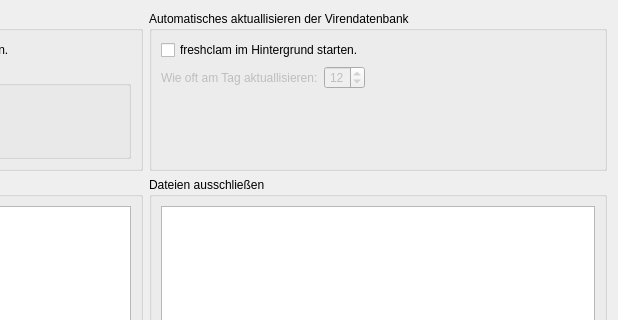
This is ui/tabscanscheduling.ui in elgolondrino/clamui as Qt 5 draws it before an edit; both pictures show x 333 to 951 and y 0 to 320 of the 951 by 558 pixel window. The edited form follows.
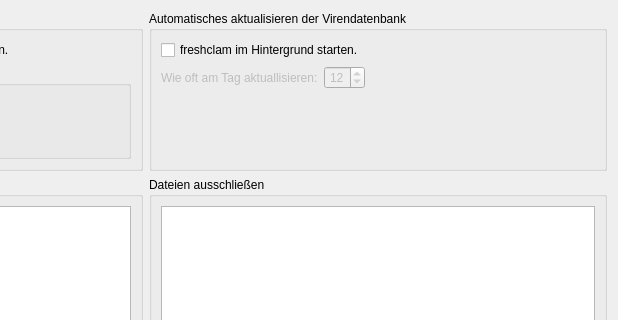
This is the edited form. Icons and pictures are not drawn.

```diff
--- a/ui/tabscanscheduling.ui
+++ b/ui/tabscanscheduling.ui
@@ -188,7 +188,7 @@
    <item row="0" column="2">
     <widget class="QGroupBox" name="groupBox_3">
      <property name="title">
-      <string>Automatisches aktuallisieren der Virendatenbank</string>
+      <string>Automatisches aktualisieren der Virendatenbank</string>
      </property>
      <layout class="QFormLayout" name="formLayout_2">
       <item row="0" column="0">
```
Left out of the diff: 11 changed lines with no effect on the pictures.
